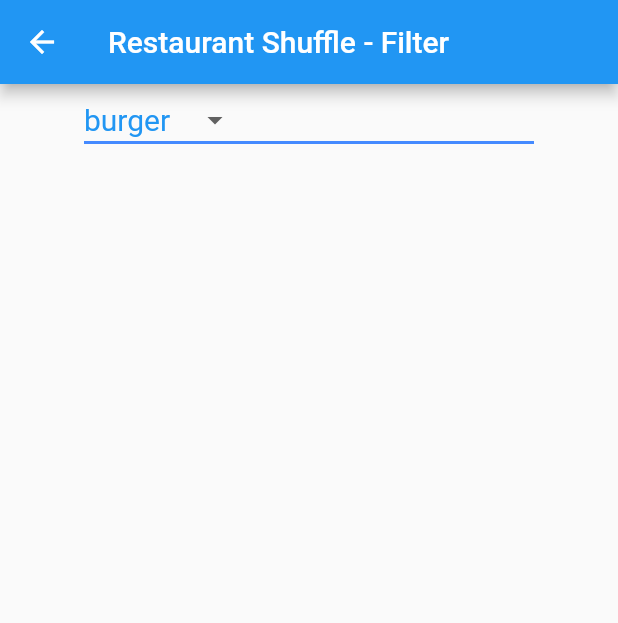
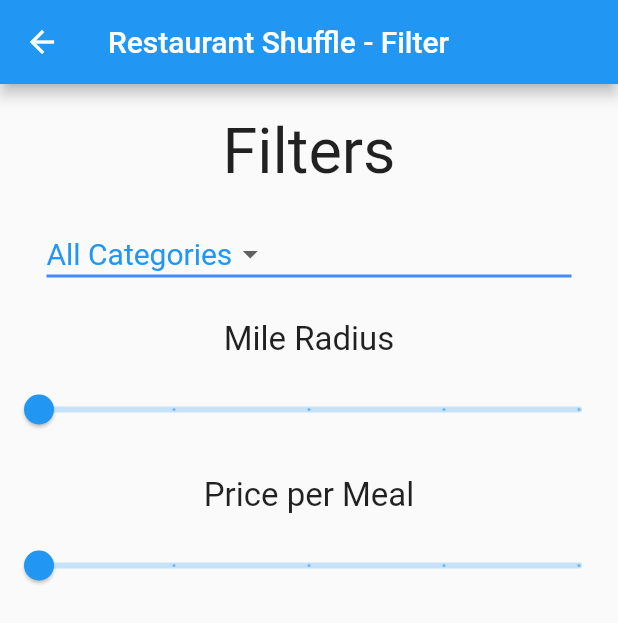
Before and after one commit to MackayChandler1/RestaurantShuffle, a Flutter app: the screen it shows after launch, after a tap on the "settings" icon, on a phone screen of 412 x 824 dp. Shown: the top 623 px of the screen. Run offline on Flutter 3.47's test engine with Material 2 defaults, Android fonts, the phone set to English and light mode, and no system bars; our stand-ins replace cloud_firestore, firebase_core, flutter_rating_bar; missing offline and left inert: maps_launcher; accounts and stored records are empty.

Commit message:
Added filter functionality

```diff
--- /dev/null
+++ b/lib/globals.dart
@@ -0,0 +1,3 @@
+String category = "All Categories";
+double miles = 5.0;
+double price = 5.0;
--- a/lib/pages/filter_screen.dart
+++ b/lib/pages/filter_screen.dart
@@ -1,4 +1,5 @@
 import 'package:flutter/material.dart';
+import 'package:restaurant_shuffle/globals.dart' as globals;
 
 class FilterScreen extends StatefulWidget {
   static const String id = 'home_screen';
@@ -6,9 +7,10 @@ class FilterScreen extends StatefulWidget {
   _FilterScreenState createState() => _FilterScreenState();
 }
 
-String dropdownValue = "burger";
-
-var items = ["burger", "mexican"];
+String category = globals.category;
+double miles = globals.miles;
+double price = globals.price;
+var items = ["All Categories", "burger", "mexican"];
 
 class _FilterScreenState extends State<FilterScreen> {
   @override
@@ -17,13 +19,22 @@ class _FilterScreenState extends State<FilterScreen> {
       appBar: AppBar(
         title: const Text('Restaurant Shuffle - Filter'),
       ),
-      body: Row(
+      body: Column(children: [
+        SizedBox(height: 20),
+        Text(
+          'Filters',
+          textAlign: TextAlign.left,
+          overflow: TextOverflow.ellipsis,
+          style: const TextStyle(fontSize: 42),
+        ),
+        SizedBox(height: 20),
+        Row(
           mainAxisAlignment: MainAxisAlignment.center,
           children: [
             Container(
-              width: 300.0,
+                width: 350.0,
                 child: DropdownButton<String>(
-                value: dropdownValue,
+                  value: category,
                   elevation: 16,
                   style: const TextStyle(color: Colors.blue),
                   underline: Container(
@@ -32,7 +43,8 @@ class _FilterScreenState extends State<FilterScreen> {
                   ),
                   onChanged: (String? newValue) {
                     setState(() {
-                    dropdownValue = newValue!;
+                      globals.category = newValue!;
+                      category = newValue;
                     });
                   },
                   items: items.map<DropdownMenuItem<String>>((String value) {
@@ -50,6 +62,41 @@ class _FilterScreenState extends State<FilterScreen> {
                 ))
           ],
         ),
+        SizedBox(height: 20),
+        Text(
+          'Mile Radius',
+          textAlign: TextAlign.left,
+          overflow: TextOverflow.ellipsis,
+          style: const TextStyle(fontSize: 22),
+        ),
+        SizedBox(height: 10),
+        Slider(
+            min: 5,
+            max: 25,
+            value: miles,
+            onChanged: (newMiles) {
+              setState(() => {globals.miles = newMiles, miles = newMiles});
+            },
+            divisions: 4,
+            label: "$miles miles or less"),
+        SizedBox(height: 20),
+        Text(
+          'Price per Meal',
+          textAlign: TextAlign.left,
+          overflow: TextOverflow.ellipsis,
+          style: const TextStyle(fontSize: 22),
+        ),
+        SizedBox(height: 10),
+        Slider(
+            min: 5,
+            max: 25,
+            value: price,
+            onChanged: (newPrice) {
+              setState(() => {globals.price = newPrice, price = newPrice});
+            },
+            divisions: 4,
+            label: "$price per Meal and less")
+      ]),
     );
   }
 }
--- a/lib/pages/home_screen.dart
+++ b/lib/pages/home_screen.dart
@@ -6,6 +6,7 @@ import 'package:restaurant_shuffle/models/restaurant.dart';
 import 'dart:math';
 import 'dart:core';
 import 'package:cloud_firestore/cloud_firestore.dart';
+import 'package:restaurant_shuffle/globals.dart' as globals;
 
 class HomeScreen extends StatefulWidget {
   static const String id = 'home_screen';
@@ -15,6 +16,7 @@ class HomeScreen extends StatefulWidget {
 
 class _HomeScreenState extends State<HomeScreen> {
   late List _restaurantList = [];
+  var filteredList = [];
   final Random _rnd = Random();
   var _index = 0;
 
@@ -38,10 +40,10 @@ class _HomeScreenState extends State<HomeScreen> {
         ],
       ),
       body: Center(
-        child: _restaurantList.isEmpty
-            ? Text("Loading...")
+        child: filteredList.isEmpty
+            ? Text("All restaurants are filtered out")
             : Text(
-                _restaurantList[_index]['name'],
+                filteredList[_index]['name'],
                 style: TextStyle(fontSize: 30),
               ),
       ),
@@ -63,12 +65,29 @@ class _HomeScreenState extends State<HomeScreen> {
 
   void shuffle() {
     setState(() {
-      _index = _rnd.nextInt(_restaurantList.length);
+      if (filteredList.isEmpty) {
+        _index = 0;
+      } else {
+        _index = _rnd.nextInt(filteredList.length - 1);
+      }
     });
   }
 
   void navigateToFilter() {
-    Navigator.of(context).pushNamed(FilterScreen.id);
+    Navigator.of(context).pushNamed(FilterScreen.id).then((value) {
+      filterList();
+    });
+  }
+
+  void filterList() {
+    filteredList = _restaurantList
+        .where((r) =>
+            (r["category"] == globals.category ||
+                globals.category == "All Categories") &&
+            r["milesRadius"] <= globals.miles &&
+            r["pricePerMeal"] <= globals.price)
+        .toList();
+    setState(() {});
   }
 
   Widget _returnRandomRestaurant(
@@ -77,13 +96,9 @@ class _HomeScreenState extends State<HomeScreen> {
   }
 
   void getData() async {
-    await FirebaseFirestore.instance
-        .collection('restaurants')
-        .get()
-        .then((QuerySnapshot querysnapshot) {
-      setState(() {
-        _restaurantList = querysnapshot.docs;
-      });
-    });
+    var snapshot =
+        await FirebaseFirestore.instance.collection('restaurants').get();
+    _restaurantList = snapshot.docs.map((e) => e.data()).toList();
+    filterList();
   }
 }
```
Lines whose indentation alone changed are shown as unchanged.
